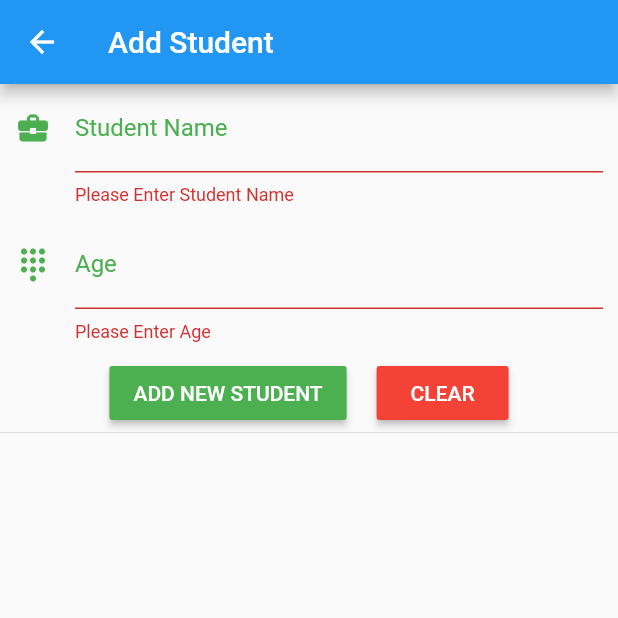
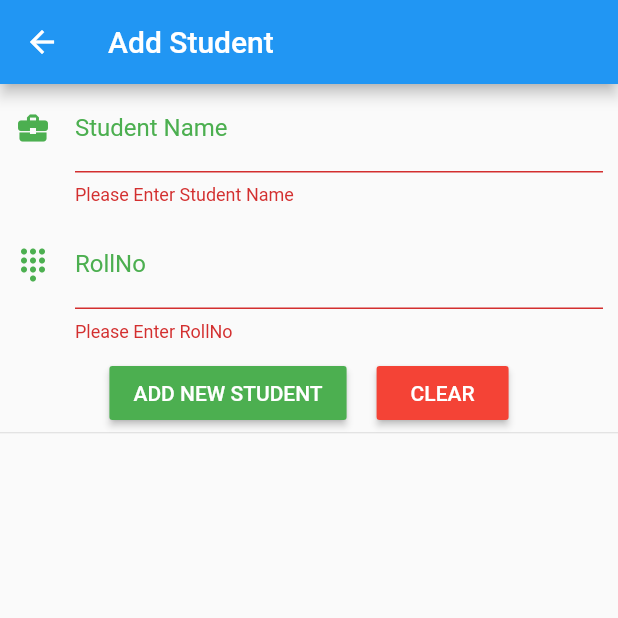
Before and after one commit to sbmkrgit/Attendance-App, a Flutter app: the AddStudent screen opened directly, after a tap on "CLEAR", on a phone screen of 412 x 824 dp, the top half of it. Run offline on Flutter 3.47's test engine with Material 2 defaults, Android fonts, the phone set to English and light mode, and no system bars; our stand-ins replace cloud_firestore, firebase_auth; accounts and stored records are empty.

Commit message:
small modification

```diff
--- a/lib/pages/AddStudent.dart
+++ b/lib/pages/AddStudent.dart
@@ -10,25 +10,25 @@ class _AddStudentState extends State<AddStudent> {
   final db = Firestore.instance;
   final GlobalKey<FormState> _formStateKey = GlobalKey<FormState>();
   String _studentName;
-  String _studentAge;
+  String _studentRollNo;
   bool isUpdate = false;
   String docIdToUpdate;
   final _studentNameController = TextEditingController();
-  final _studentAgeController = TextEditingController();
+  final _studentRollNoController = TextEditingController();
 
   clearForm() {
     setState(() {
       isUpdate = false;
       docIdToUpdate = null;
       _studentNameController.text = "";
-      _studentAgeController.text = "";
+      _studentRollNoController.text = "";
     });
   }
 
   Future<void> addStudent() async {
     await db.collection("students").add({
       'name': _studentName,
-      'age': int.parse(_studentAge),
+      'rollNo': int.parse(_studentRollNo),
     }).then((documentReference) {
       print(documentReference.documentID);
       clearForm();
@@ -40,7 +40,7 @@ class _AddStudentState extends State<AddStudent> {
   Future<void> editStudent() async {
     await db.collection("students").document(docIdToUpdate).updateData({
       'name': _studentName,
-      'age': int.parse(_studentAge),
+      'rollNo': int.parse(_studentRollNo),
     }).then((documentReference) {
       clearForm();
     }).catchError((e) {
@@ -59,7 +59,7 @@ class _AddStudentState extends State<AddStudent> {
           (doc) => new ListTile(
             title: new Text(doc["name"]),
             subtitle: new Text(
-              doc["age"].toString(),
+              doc["rollNo"].toString(),
             ),
             trailing: Container(
               width: 100,
@@ -69,7 +69,7 @@ class _AddStudentState extends State<AddStudent> {
                     onPressed: () {
                       setState(() {
                         _studentNameController.text = doc["name"];
-                        _studentAgeController.text = doc["age"].toString();
+                        _studentRollNoController.text = doc["rollNo"].toString();
                         docIdToUpdate = doc.documentID;
                         isUpdate = true;
                       });
@@ -146,16 +146,16 @@ class _AddStudentState extends State<AddStudent> {
                   child: TextFormField(
                     validator: (value) {
                       if (value.isEmpty) {
-                        return 'Please Enter Age';
+                        return 'Please Enter RollNo';
                       }
                       if (value.trim() == "")
                         return "Only Space is Not Valid!!!";
                       return null;
                     },
                     onSaved: (value) {
-                      _studentAge = value;
+                      _studentRollNo = value;
                     },
-                    controller: _studentAgeController,
+                    controller: _studentRollNoController,
                     keyboardType: TextInputType.number,
                     decoration: InputDecoration(
                         focusedBorder: new UnderlineInputBorder(
@@ -163,7 +163,7 @@ class _AddStudentState extends State<AddStudent> {
                                 color: Colors.green,
                                 width: 2,
                                 style: BorderStyle.solid)),
-                        labelText: "Age",
+                        labelText: "RollNo",
                         icon: Icon(
                           Icons.dialpad,
                           color: Colors.green,
```
